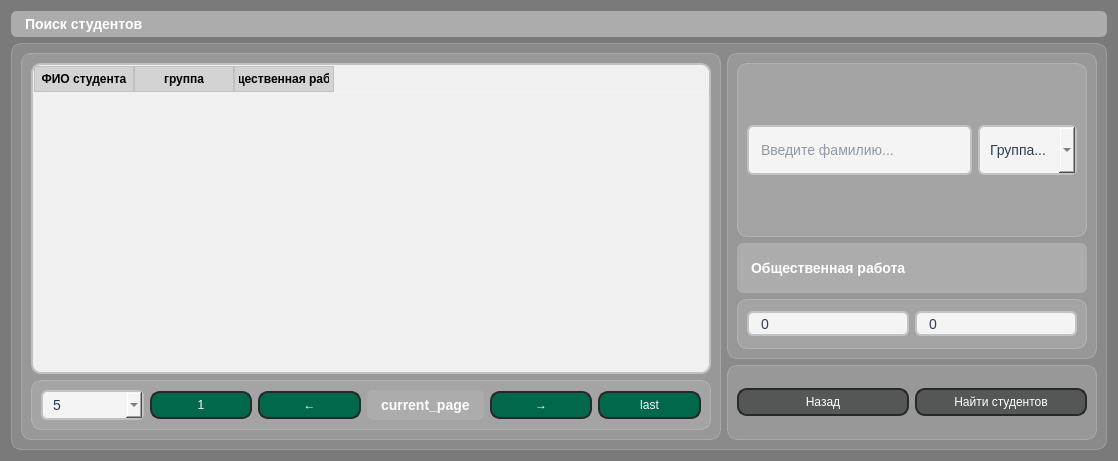
Qt form lab2/ui/searchWindow.ui (suyeatolog/PPOIS_2) before a commit.
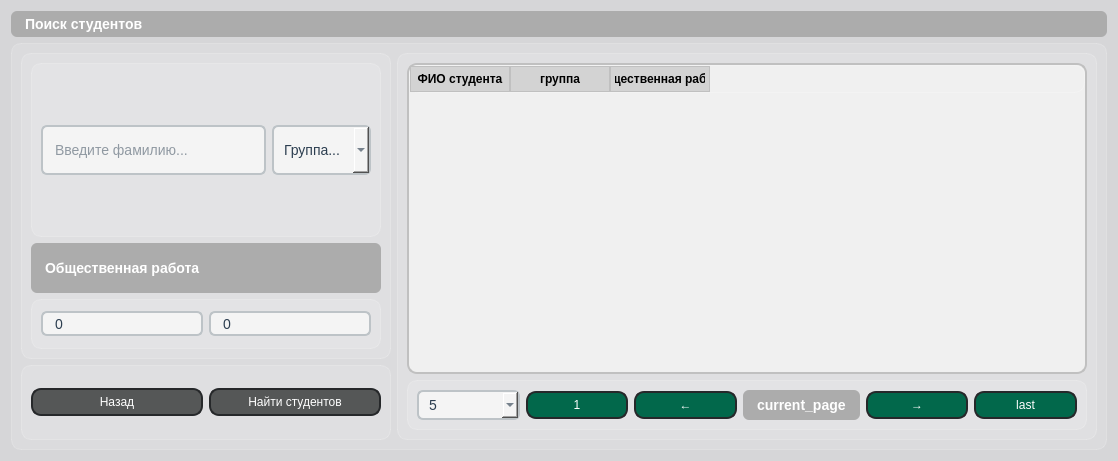
The same form after that commit.

Commit message: refactor: changed the background color and some objects placement

Patch:
```diff
--- a/lab2/ui/searchWindow.ui
+++ b/lab2/ui/searchWindow.ui
@@ -10,11 +10,17 @@
     <height>461</height>
    </rect>
   </property>
+  <property name="minimumSize">
+   <size>
+    <width>1118</width>
+    <height>461</height>
+   </size>
+  </property>
   <property name="windowTitle">
    <string>Dialog</string>
   </property>
   <property name="styleSheet">
-   <string notr="true">background-color: rgb(122, 122, 122);</string>
+   <string notr="true">background-color: rgb(214, 214, 216);</string>
   </property>
   <layout class="QVBoxLayout" name="verticalLayout_4">
    <item>
@@ -65,6 +71,357 @@
       <enum>QFrame::Shadow::Raised</enum>
      </property>
      <layout class="QHBoxLayout" name="horizontalLayout_5">
+      <item>
+       <layout class="QVBoxLayout" name="verticalLayout_3">
+        <item>
+         <widget class="QFrame" name="frame">
+          <property name="minimumSize">
+           <size>
+            <width>200</width>
+            <height>0</height>
+           </size>
+          </property>
+          <property name="maximumSize">
+           <size>
+            <width>400</width>
+            <height>16777215</height>
+           </size>
+          </property>
+          <property name="styleSheet">
+           <string notr="true">QFrame {
+    background-color: rgba(255, 255, 255, 30); 
+    border-radius: 10px;
+    border: 1px solid rgba(255, 255, 255, 50);
+}
+
+QTableWidget {
+    background-color: transparent;
+    border: none;
+    gridline-color: rgba(255, 255, 255, 20);
+}
+</string>
+          </property>
+          <property name="frameShape">
+           <enum>QFrame::Shape::StyledPanel</enum>
+          </property>
+          <property name="frameShadow">
+           <enum>QFrame::Shadow::Raised</enum>
+          </property>
+          <layout class="QVBoxLayout" name="verticalLayout">
+           <item>
+            <widget class="QFrame" name="frame_2">
+             <property name="styleSheet">
+              <string notr="true">QFrame {
+    background-color: rgba(255, 255, 255, 30); 
+    border-radius: 10px;
+    border: 1px solid rgba(255, 255, 255, 50);
+}
+
+QTableWidget {
+    background-color: transparent;
+    border: none;
+    gridline-color: rgba(255, 255, 255, 20);
+}
+</string>
+             </property>
+             <property name="frameShape">
+              <enum>QFrame::Shape::StyledPanel</enum>
+             </property>
+             <property name="frameShadow">
+              <enum>QFrame::Shadow::Raised</enum>
+             </property>
+             <layout class="QHBoxLayout" name="horizontalLayout_2">
+              <item>
+               <widget class="QLineEdit" name="lastName">
+                <property name="minimumSize">
+                 <size>
+                  <width>100</width>
+                  <height>50</height>
+                 </size>
+                </property>
+                <property name="styleSheet">
+                 <string notr="true">QLineEdit {
+    background-color: #f4f4f4;
+    border: 2px solid #bdc3c7;
+    border-radius: 6px;
+    color: #2c3e50;
+    selection-background-color: #3498db;
+    padding-left: 10px;
+    padding-right: 10px;
+    font-size: 14px;
+}
+
+QLineEdit:focus {
+    border: 2px solid #3498db;
+    background-color: #ffffff;
+}
+
+QLineEdit::placeholder {
+    color: #95a5a6;
+    font-style: italic;
+}
+</string>
+                </property>
+                <property name="text">
+                 <string/>
+                </property>
+                <property name="placeholderText">
+                 <string>Введите фамилию...</string>
+                </property>
+               </widget>
+              </item>
+              <item>
+               <widget class="QComboBox" name="groupBox">
+                <property name="minimumSize">
+                 <size>
+                  <width>0</width>
+                  <height>50</height>
+                 </size>
+                </property>
+                <property name="styleSheet">
+                 <string notr="true">QComboBox {
+    background-color: #f4f4f4;
+    border: 2px solid #bdc3c7;
+    border-radius: 6px;
+    color: #2c3e50;
+    selection-background-color: #3498db;
+    padding-left: 10px;
+    padding-right: 10px;
+    font-size: 14px;
+}
+
+QComboBox:focus {
+    border: 2px solid #3498db;
+    background-color: #ffffff;
+}</string>
+                </property>
+                <property name="placeholderText">
+                 <string>Группа...</string>
+                </property>
+               </widget>
+              </item>
+             </layout>
+            </widget>
+           </item>
+           <item>
+            <widget class="QLabel" name="socialWorkLabel">
+             <property name="maximumSize">
+              <size>
+               <width>16777215</width>
+               <height>50</height>
+              </size>
+             </property>
+             <property name="styleSheet">
+              <string notr="true">QLabel {
+	background-color: rgb(172, 172, 172);
+	color: white;
+	padding: 5px 10px;
+	border-radius: 6px;
+	font-weight: bold;
+	font-size: 14px;
+	qproperty-alignment: 'AlignCenter';
+	border: none;
+}
+</string>
+             </property>
+             <property name="text">
+              <string>Общественная работа</string>
+             </property>
+            </widget>
+           </item>
+           <item>
+            <widget class="QFrame" name="frame_4">
+             <property name="maximumSize">
+              <size>
+               <width>16777215</width>
+               <height>50</height>
+              </size>
+             </property>
+             <property name="styleSheet">
+              <string notr="true">QFrame {
+    background-color: rgba(255, 255, 255, 30); 
+    border-radius: 10px;
+    border: 1px solid rgba(255, 255, 255, 50);
+}
+
+QTableWidget {
+    background-color: transparent;
+    border: none;
+    gridline-color: rgba(255, 255, 255, 20);
+}
+</string>
+             </property>
+             <property name="frameShape">
+              <enum>QFrame::Shape::StyledPanel</enum>
+             </property>
+             <property name="frameShadow">
+              <enum>QFrame::Shadow::Raised</enum>
+             </property>
+             <layout class="QHBoxLayout" name="horizontalLayout_3">
+              <item>
+               <widget class="QSpinBox" name="socialWorkLowest">
+                <property name="minimumSize">
+                 <size>
+                  <width>0</width>
+                  <height>25</height>
+                 </size>
+                </property>
+                <property name="styleSheet">
+                 <string notr="true">QSpinBox {
+    background-color: #f4f4f4;
+    border: 2px solid #bdc3c7;
+    border-radius: 6px;
+    color: #2c3e50;
+    font-size: 14px;
+    padding-left: 10px;
+    padding-right: 10px;
+}
+
+QSpinBox:focus {
+    border: 2px solid #3498db;
+    background-color: #ffffff;
+}
+
+QSpinBox::up-button, QSpinBox::down-button {
+    width: 0px;
+    height: 0px;
+    border: none;
+    background: transparent;
+}
+</string>
+                </property>
+               </widget>
+              </item>
+              <item>
+               <widget class="QSpinBox" name="socialWorkHighest">
+                <property name="minimumSize">
+                 <size>
+                  <width>0</width>
+                  <height>25</height>
+                 </size>
+                </property>
+                <property name="styleSheet">
+                 <string notr="true">QSpinBox {
+    background-color: #f4f4f4;
+    border: 2px solid #bdc3c7;
+    border-radius: 6px;
+    color: #2c3e50;
+    font-size: 14px;
+    padding-left: 10px;
+    padding-right: 10px;
+}
+
+QSpinBox:focus {
+    border: 2px solid #3498db;
+    background-color: #ffffff;
+}
+
+QSpinBox::up-button, QSpinBox::down-button {
+    width: 0px;
+    height: 0px;
+    border: none;
+    background: transparent;
+}
+</string>
+                </property>
+               </widget>
+              </item>
+             </layout>
+            </widget>
+           </item>
+          </layout>
+         </widget>
+        </item>
+        <item>
+         <widget class="QFrame" name="frame_3">
+          <property name="maximumSize">
+           <size>
+            <width>400</width>
+            <height>75</height>
+           </size>
+          </property>
+          <property name="styleSheet">
+           <string notr="true">QFrame {
+    background-color: rgba(255, 255, 255, 30); 
+    border-radius: 10px;
+    border: 1px solid rgba(255, 255, 255, 50);
+}
+
+QTableWidget {
+    background-color: transparent;
+    border: none;
+    gridline-color: rgba(255, 255, 255, 20);
+}
+</string>
+          </property>
+          <property name="frameShape">
+           <enum>QFrame::Shape::StyledPanel</enum>
+          </property>
+          <property name="frameShadow">
+           <enum>QFrame::Shadow::Raised</enum>
+          </property>
+          <layout class="QHBoxLayout" name="horizontalLayout">
+           <item>
+            <widget class="QPushButton" name="backBtn">
+             <property name="styleSheet">
+              <string notr="true">QPushButton {	
+	background-color: rgb(85, 87, 87);
+	border-style: solid;
+	border-width: 2px;
+	border-color: #26282a;
+	border-radius: 10px;
+	padding: 5px;
+	font: bold 14px &quot;Segoe UI&quot;, sans-serif;
+	color: #ffffff;
+}
+
+QPushButton:hover {
+	background-color: rgb(164, 167, 167);
+}
+
+QPushButton:pressed {
+	background-color: rgb(85, 87, 87);
+	border-style: inset;
+}</string>
+             </property>
+             <property name="text">
+              <string>Назад</string>
+             </property>
+            </widget>
+           </item>
+           <item>
+            <widget class="QPushButton" name="searchBtn">
+             <property name="styleSheet">
+              <string notr="true">QPushButton {	
+	background-color: rgb(85, 87, 87);
+	border-style: solid;
+	border-width: 2px;
+	border-color: #26282a;
+	border-radius: 10px;
+	padding: 5px;
+	font: bold 14px &quot;Segoe UI&quot;, sans-serif;
+	color: #ffffff;
+}
+
+QPushButton:hover {
+	background-color: rgb(164, 167, 167);
+}
+
+QPushButton:pressed {
+	background-color: rgb(85, 87, 87);
+	border-style: inset;
+}</string>
+             </property>
+             <property name="text">
+              <string>Найти студентов</string>
+             </property>
+            </widget>
+           </item>
+          </layout>
+         </widget>
+        </item>
+       </layout>
+      </item>
       <item>
        <widget class="QFrame" name="frame_6">
         <property name="minimumSize">
@@ -380,360 +737,6 @@
         </layout>
        </widget>
       </item>
-      <item>
-       <layout class="QVBoxLayout" name="verticalLayout_3">
-        <item>
-         <widget class="QFrame" name="frame">
-          <property name="minimumSize">
-           <size>
-            <width>200</width>
-            <height>0</height>
-           </size>
-          </property>
-          <property name="maximumSize">
-           <size>
-            <width>400</width>
-            <height>16777215</height>
-           </size>
-          </property>
-          <property name="styleSheet">
-           <string notr="true">QFrame {
-    background-color: rgba(255, 255, 255, 30); 
-    border-radius: 10px;
-    border: 1px solid rgba(255, 255, 255, 50);
-}
-
-QTableWidget {
-    background-color: transparent;
-    border: none;
-    gridline-color: rgba(255, 255, 255, 20);
-}
-</string>
-          </property>
-          <property name="frameShape">
-           <enum>QFrame::Shape::StyledPanel</enum>
-          </property>
-          <property name="frameShadow">
-           <enum>QFrame::Shadow::Raised</enum>
-          </property>
-          <layout class="QVBoxLayout" name="verticalLayout">
-           <item>
-            <widget class="QFrame" name="frame_2">
-             <property name="styleSheet">
-              <string notr="true">QFrame {
-    background-color: rgba(255, 255, 255, 30); 
-    border-radius: 10px;
-    border: 1px solid rgba(255, 255, 255, 50);
-}
-
-QTableWidget {
-    background-color: transparent;
-    border: none;
-    gridline-color: rgba(255, 255, 255, 20);
-}
-</string>
-             </property>
-             <property name="frameShape">
-              <enum>QFrame::Shape::StyledPanel</enum>
-             </property>
-             <property name="frameShadow">
-              <enum>QFrame::Shadow::Raised</enum>
-             </property>
-             <layout class="QHBoxLayout" name="horizontalLayout_2">
-              <item>
-               <widget class="QLineEdit" name="lastName">
-                <property name="minimumSize">
-                 <size>
-                  <width>100</width>
-                  <height>50</height>
-                 </size>
-                </property>
-                <property name="styleSheet">
-                 <string notr="true">QLineEdit {
-    background-color: #f4f4f4;
-    border: 2px solid #bdc3c7;
-    border-radius: 6px;
-    color: #2c3e50;
-    selection-background-color: #3498db;
-    padding-left: 10px;
-    padding-right: 10px;
-    font-size: 14px;
-}
-
-QLineEdit:focus {
-    border: 2px solid #3498db;
-    background-color: #ffffff;
-}
-
-QLineEdit::placeholder {
-    color: #95a5a6;
-    font-style: italic;
-}
-</string>
-                </property>
-                <property name="text">
-                 <string/>
-                </property>
-                <property name="placeholderText">
-                 <string>Введите фамилию...</string>
-                </property>
-               </widget>
-              </item>
-              <item>
-               <widget class="QComboBox" name="groupBox">
-                <property name="minimumSize">
-                 <size>
-                  <width>0</width>
-                  <height>50</height>
-                 </size>
-                </property>
-                <property name="styleSheet">
-                 <string notr="true">QComboBox {
-    background-color: #f4f4f4;
-    border: 2px solid #bdc3c7;
-    border-radius: 6px;
-    color: #2c3e50;
-    selection-background-color: #3498db;
-    padding-left: 10px;
-    padding-right: 10px;
-    font-size: 14px;
-    qproperty-alignment: 'AlignCenter';
-}
-
-QComboBox:focus {
-    border: 2px solid #3498db;
-    background-color: #ffffff;
-}</string>
-                </property>
-                <property name="placeholderText">
-                 <string>Группа...</string>
-                </property>
-               </widget>
-              </item>
-             </layout>
-            </widget>
-           </item>
-           <item>
-            <widget class="QLabel" name="socialWorkLabel">
-             <property name="maximumSize">
-              <size>
-               <width>16777215</width>
-               <height>50</height>
-              </size>
-             </property>
-             <property name="styleSheet">
-              <string notr="true">QLabel {
-	background-color: rgb(172, 172, 172);
-	color: white;
-	padding: 5px 10px;
-	border-radius: 6px;
-	font-weight: bold;
-	font-size: 14px;
-	qproperty-alignment: 'AlignCenter';
-	border: none;
-}
-</string>
-             </property>
-             <property name="text">
-              <string>Общественная работа</string>
-             </property>
-            </widget>
-           </item>
-           <item>
-            <widget class="QFrame" name="frame_4">
-             <property name="maximumSize">
-              <size>
-               <width>16777215</width>
-               <height>50</height>
-              </size>
-             </property>
-             <property name="styleSheet">
-              <string notr="true">QFrame {
-    background-color: rgba(255, 255, 255, 30); 
-    border-radius: 10px;
-    border: 1px solid rgba(255, 255, 255, 50);
-}
-
-QTableWidget {
-    background-color: transparent;
-    border: none;
-    gridline-color: rgba(255, 255, 255, 20);
-}
-</string>
-             </property>
-             <property name="frameShape">
-              <enum>QFrame::Shape::StyledPanel</enum>
-             </property>
-             <property name="frameShadow">
-              <enum>QFrame::Shadow::Raised</enum>
-             </property>
-             <layout class="QHBoxLayout" name="horizontalLayout_3">
-              <item>
-               <widget class="QSpinBox" name="socialWorkLowest">
-                <property name="minimumSize">
-                 <size>
-                  <width>0</width>
-                  <height>25</height>
-                 </size>
-                </property>
-                <property name="styleSheet">
-                 <string notr="true">QSpinBox {
-    background-color: #f4f4f4;
-    border: 2px solid #bdc3c7;
-    border-radius: 6px;
-    color: #2c3e50;
-    font-size: 14px;
-    padding-left: 10px;
-    padding-right: 10px;
-	qproperty-alignment: 'AlignCenter';
-}
-
-QSpinBox:focus {
-    border: 2px solid #3498db;
-    background-color: #ffffff;
-}
-
-QSpinBox::up-button, QSpinBox::down-button {
-    width: 0px;
-    height: 0px;
-    border: none;
-    background: transparent;
-}
-</string>
-                </property>
-               </widget>
-              </item>
-              <item>
-               <widget class="QSpinBox" name="socialWorkHighest">
-                <property name="minimumSize">
-                 <size>
-                  <width>0</width>
-                  <height>25</height>
-                 </size>
-                </property>
-                <property name="styleSheet">
-                 <string notr="true">QSpinBox {
-    background-color: #f4f4f4;
-    border: 2px solid #bdc3c7;
-    border-radius: 6px;
-    color: #2c3e50;
-    font-size: 14px;
-    padding-left: 10px;
-    padding-right: 10px;
-	qproperty-alignment: 'AlignCenter';
-}
-
-QSpinBox:focus {
-    border: 2px solid #3498db;
-    background-color: #ffffff;
-}
-
-QSpinBox::up-button, QSpinBox::down-button {
-    width: 0px;
-    height: 0px;
-    border: none;
-    background: transparent;
-}
-</string>
-                </property>
-               </widget>
-              </item>
-             </layout>
-            </widget>
-           </item>
-          </layout>
-         </widget>
-        </item>
-        <item>
-         <widget class="QFrame" name="frame_3">
-          <property name="maximumSize">
-           <size>
-            <width>400</width>
-            <height>75</height>
-           </size>
-          </property>
-          <property name="styleSheet">
-           <string notr="true">QFrame {
-    background-color: rgba(255, 255, 255, 30); 
-    border-radius: 10px;
-    border: 1px solid rgba(255, 255, 255, 50);
-}
-
-QTableWidget {
-    background-color: transparent;
-    border: none;
-    gridline-color: rgba(255, 255, 255, 20);
-}
-</string>
-          </property>
-          <property name="frameShape">
-           <enum>QFrame::Shape::StyledPanel</enum>
-          </property>
-          <property name="frameShadow">
-           <enum>QFrame::Shadow::Raised</enum>
-          </property>
-          <layout class="QHBoxLayout" name="horizontalLayout">
-           <item>
-            <widget class="QPushButton" name="backBtn">
-             <property name="styleSheet">
-              <string notr="true">QPushButton {	
-	background-color: rgb(85, 87, 87);
-	border-style: solid;
-	border-width: 2px;
-	border-color: #26282a;
-	border-radius: 10px;
-	padding: 5px;
-	font: bold 14px &quot;Segoe UI&quot;, sans-serif;
-	color: #ffffff;
-}
-
-QPushButton:hover {
-	background-color: rgb(164, 167, 167);
-}
-
-QPushButton:pressed {
-	background-color: rgb(85, 87, 87);
-	border-style: inset;
-}</string>
-             </property>
-             <property name="text">
-              <string>Назад</string>
-             </property>
-            </widget>
-           </item>
-           <item>
-            <widget class="QPushButton" name="searchBtn">
-             <property name="styleSheet">
-              <string notr="true">QPushButton {	
-	background-color: rgb(85, 87, 87);
-	border-style: solid;
-	border-width: 2px;
-	border-color: #26282a;
-	border-radius: 10px;
-	padding: 5px;
-	font: bold 14px &quot;Segoe UI&quot;, sans-serif;
-	color: #ffffff;
-}
-
-QPushButton:hover {
-	background-color: rgb(164, 167, 167);
-}
-
-QPushButton:pressed {
-	background-color: rgb(85, 87, 87);
-	border-style: inset;
-}</string>
-             </property>
-             <property name="text">
-              <string>Найти студентов</string>
-             </property>
-            </widget>
-           </item>
-          </layout>
-         </widget>
-        </item>
-       </layout>
-      </item>
      </layout>
     </widget>
    </item>
```
Left out of the diff: 4 changed lines with no effect on the pictures. The commit also changes 7 other files.
